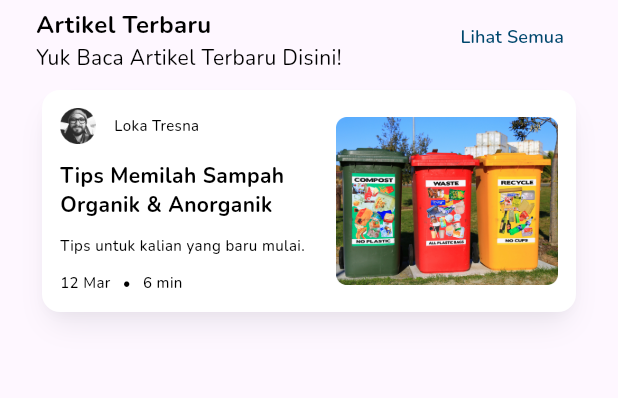
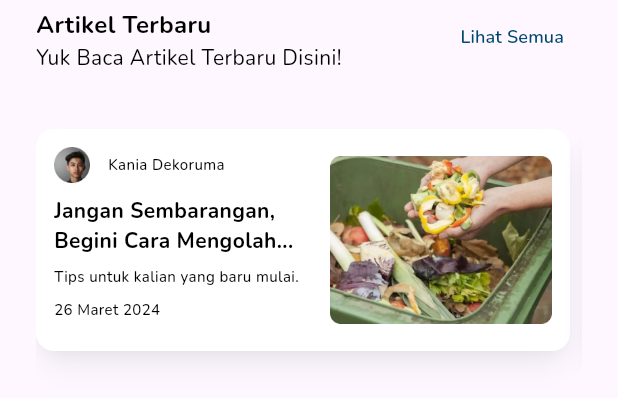
Before and after one commit to RECYTHNG/flutter_recything, a Flutter app: the ArticleSectionWidget widget shown alone on an empty page, opened directly, on a phone screen of 412 x 824 dp. Shown: the top 398 px of the screen. Run offline on Flutter 3.47's test engine with Material 3 defaults, Android fonts, the phone set to English and light mode, and no system bars; our stand-ins replace flutter_carousel_widget, flutter_svg, get, smooth_page_indicator, substring_highlight; missing offline and left inert: carousel_indicator_simple.

Commit message:
style: change layout and image

```diff
--- a/recything_application/lib/constants/image_constant.dart
+++ b/recything_application/lib/constants/image_constant.dart
@@ -6,6 +6,9 @@ class ImageConstant {
   static const gambar1 = 'assets/images/home_images/gambar_1.png';
   static const gambar2 = 'assets/images/home_images/gambar_2.png';
   static const gambar3 = 'assets/images/home_images/gambar_3.png';
+  static const gambar6 = 'assets/images/home_images/gambar_6.png';
+  static const gambar7 = 'assets/images/home_images/gambar_7.png';
+  static const gambar8 = 'assets/images/home_images/gambar_8.png';
 
   static const leaderboardKosong = 'assets/images/home_images/gambar_4.png';
   static const gambarIkutiChallenge = 'assets/images/home_images/gambar_5.png';
--- a/recything_application/lib/screens/homepage/homepage_screen.dart
+++ b/recything_application/lib/screens/homepage/homepage_screen.dart
@@ -1,4 +1,5 @@
 import 'package:flutter/material.dart';
+import 'package:recything_application/constants/color_constant.dart';
 import 'package:recything_application/constants/image_constant.dart';
 import 'package:recything_application/constants/text_style_constant.dart';
 import 'package:recything_application/screens/homepage/widgets/sections/article_section_widget.dart';
@@ -8,6 +9,7 @@ import 'package:recything_application/screens/homepage/widgets/sections/new_vide
 import 'package:recything_application/screens/homepage/widgets/point/point_container_widget.dart';
 import 'package:recything_application/screens/homepage/widgets/sections/report_section_widget.dart';
 import 'package:recything_application/screens/homepage/widgets/search_bar_widget.dart';
+import 'package:smooth_page_indicator/smooth_page_indicator.dart';
 
 class HomePageScreen extends StatefulWidget {
   const HomePageScreen({super.key});
@@ -27,14 +29,8 @@ class _HomePageScreenState extends State<HomePageScreen> {
     {
       'title': 'Kebersihan Lingkungan',
       'subtitle': 'Jaga kebersihan lingkungan',
-      'imagePath': 'assets/images/home_images/content_penumpukan_sampah.png',
+      'imagePath': 'assets/images/home_images/gambar_6.png',
       'footerText': 'Environmental Cleanliness',
-    },
-    {
-      'title': 'Pengelolaan Sampah',
-      'subtitle': 'Kelola sampah dengan bijak',
-      'imagePath': 'assets/images/home_images/content_penumpukan_sampah.png',
-      'footerText': 'Waste Management',
     },
   ];
 
@@ -59,6 +55,7 @@ class _HomePageScreenState extends State<HomePageScreen> {
   @override
   Widget build(BuildContext context) {
     return Scaffold(
+      backgroundColor: ColorConstant.whiteColor,
       body: SingleChildScrollView(
         child: Column(
           children: [
@@ -140,6 +137,7 @@ class _HomePageScreenState extends State<HomePageScreen> {
             const SizedBox(height: 24),
             const SearchBarWidget(),
             ReportSectionWidget(carouselData: carouselDataReport),
+            const SizedBox(height: 12),
             const ArticleSectionWidget(),
             NewVideoSectionWidget(carouselData: carouselDataNewVideo),
             const LeaderboardSectionWidget(),
--- a/recything_application/lib/screens/homepage/widgets/sections/article_section_widget.dart
+++ b/recything_application/lib/screens/homepage/widgets/sections/article_section_widget.dart
@@ -45,6 +45,12 @@ class ArticleSectionWidget extends StatelessWidget {
             ],
           ),
           const SizedBox(height: 12),
+          SizedBox(
+            height: 200,
+            child: SingleChildScrollView(
+              scrollDirection: Axis.horizontal,
+              child: Row(
+                children: [
                   Container(
                     width: 356,
                     height: 148,
@@ -67,7 +73,64 @@ class ArticleSectionWidget extends StatelessWidget {
                                 Row(
                                   children: [
                                     Image.asset(
-                              'assets/images/home_images/avatar.png',
+                                      'assets/images/home_images/avatar1.png',
+                                      width: 24,
+                                    ),
+                                    const SizedBox(width: 12),
+                                    Text(
+                                      'Kania Dekoruma',
+                                      style: TextStyleConstant.mediumFooter,
+                                    ),
+                                  ],
+                                ),
+                                Text(
+                                  'Jangan Sembarangan, Begini Cara Mengolah...',
+                                  style: TextStyleConstant.boldParagraph,
+                                ),
+                                Text(
+                                  'Tips untuk kalian yang baru mulai.',
+                                  style: TextStyleConstant.mediumFooter,
+                                ),
+                                Text(
+                                  '26 Maret 2024',
+                                  style: TextStyleConstant.mediumFooter,
+                                ),
+                                const SizedBox(width: 8),
+                              ],
+                            ),
+                          ),
+                          Image.asset(
+                            ImageConstant.gambar7,
+                            width: 148,
+                          )
+                        ],
+                      ),
+                    ),
+                  ),
+                  SizedBox(width: 8),
+                  Container(
+                    width: 356,
+                    height: 148,
+                    decoration: BoxDecoration(
+                      color: ColorConstant.whiteColor,
+                      borderRadius: BorderRadius.circular(12),
+                      boxShadow: ShadowConstant.shadowLg,
+                    ),
+                    child: Padding(
+                      padding: const EdgeInsets.all(12),
+                      child: Row(
+                        mainAxisAlignment: MainAxisAlignment.spaceBetween,
+                        children: [
+                          Container(
+                            width: 180,
+                            child: Column(
+                              crossAxisAlignment: CrossAxisAlignment.start,
+                              mainAxisAlignment: MainAxisAlignment.spaceBetween,
+                              children: [
+                                Row(
+                                  children: [
+                                    Image.asset(
+                                      'assets/images/home_images/avatar2.png',
                                       width: 24,
                                     ),
                                     const SizedBox(width: 12),
@@ -85,29 +148,15 @@ class ArticleSectionWidget extends StatelessWidget {
                                   'Tips untuk kalian yang baru mulai.',
                                   style: TextStyleConstant.mediumFooter,
                                 ),
-                        Row(
-                          children: [
                                 Text(
-                              '12 Mar',
+                                  '26 Maret 2024',
                                   style: TextStyleConstant.mediumFooter,
-                            ),
-                            const SizedBox(width: 8),
-                            Text(
-                              '•',
-                              style: TextStyleConstant.mediumFooter,
-                            ),
-                            const SizedBox(width: 8),
-                            Text(
-                              '6 min',
-                              style: TextStyleConstant.mediumFooter,
-                            ),
-                          ],
                                 ),
                               ],
                             ),
                           ),
                           Image.asset(
-                    ImageConstant.gambar1,
+                            ImageConstant.gambar8,
                             width: 148,
                           )
                         ],
@@ -116,6 +165,10 @@ class ArticleSectionWidget extends StatelessWidget {
                   )
                 ],
               ),
+            ),
+          ),
+        ],
+      ),
     );
   }
 }
--- a/recything_application/pubspec.yaml
+++ b/recything_application/pubspec.yaml
@@ -40,6 +40,8 @@ dependencies:
   flutter_carousel_widget: ^2.2.0
   carousel_indicator_simple: ^1.0.0
   flutter_svg: ^2.0.10+1
+  smooth_page_indicator: ^1.1.0
+  get: ^4.6.6
 
 dev_dependencies:
   flutter_test:
```
Also changed, not shown: recything_application/lib/controllers/home_controller.dart (added, +18 -0 lines), recything_application/lib/screens/homepage/widgets/custom_carousel_item_widget.dart (+10 -10 lines), recything_application/lib/screens/homepage/widgets/sections/report_section_widget.dart (+35 -6 lines), recything_application/assets/images/home_images/avatar1.png (added), recything_application/assets/images/home_images/avatar2.png (added), recything_application/assets/images/home_images/gambar_6.png (added), recything_application/assets/images/home_images/gambar_7.png (added), recything_application/assets/images/home_images/gambar_8.png (added), recything_application/pubspec.lock. Lines whose indentation alone changed are shown as unchanged.
